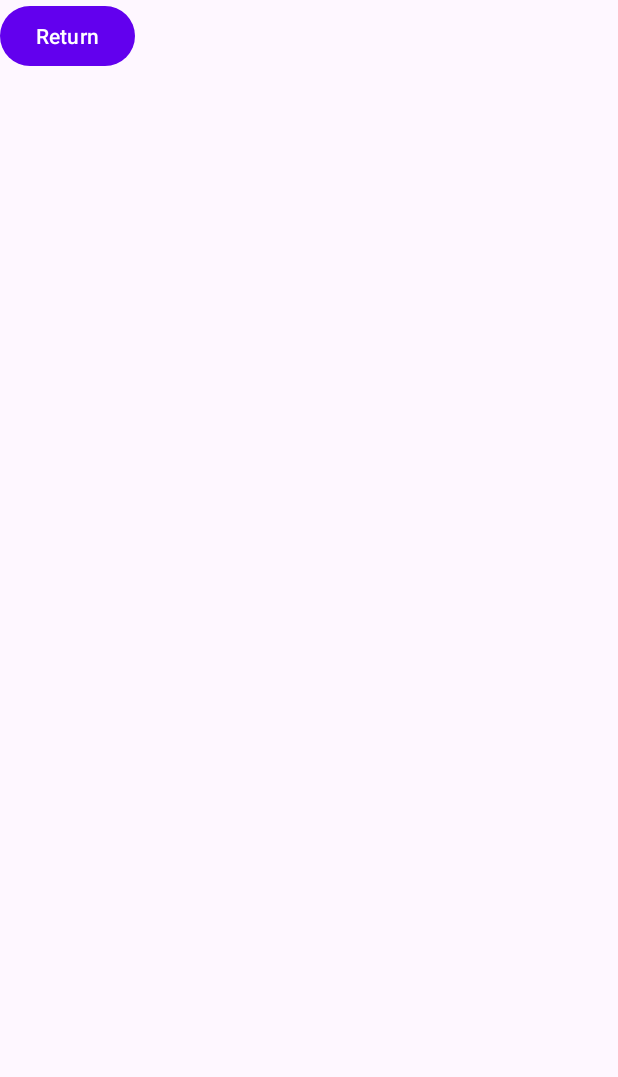
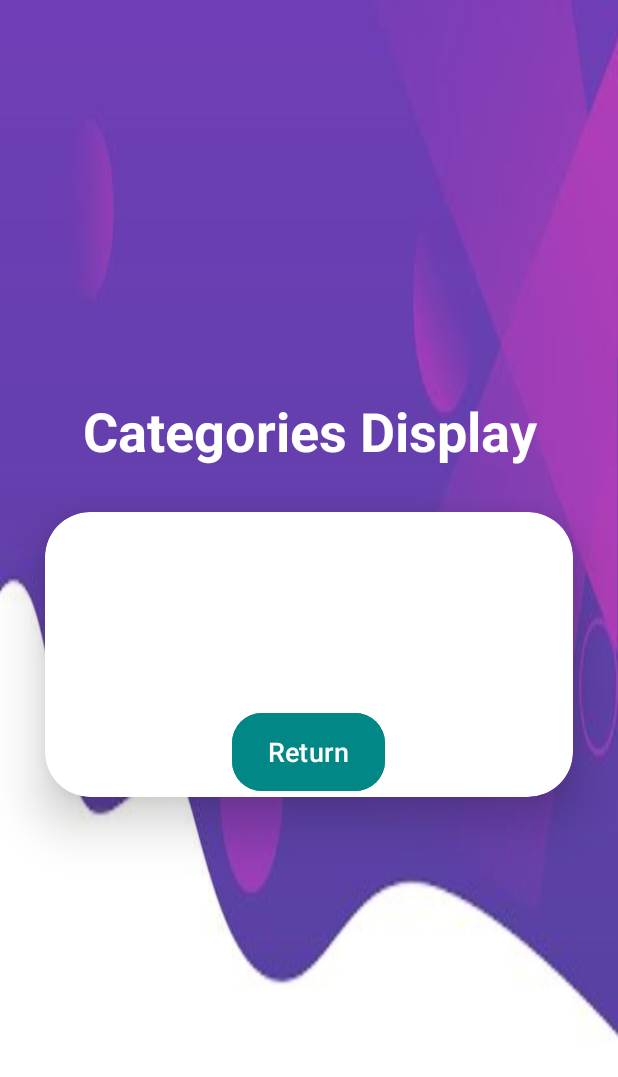
Before and after one commit to ST10083156/OPSC_POE_PART2, an Android app: the CategoriesDisplay screen opened directly, with no data from a screen before it, on a phone screen of 412 x 824 dp. Shown: the top 1077 px of the screen. Run offline under Robolectric (Android 15) with nearby library versions, the phone set to English and light mode, and no system bars.

Commit message:
Updated UI Screens

```diff
--- a/app/src/main/res/layout/activity_categories_display.xml
+++ b/app/src/main/res/layout/activity_categories_display.xml
@@ -6,15 +6,47 @@
     android:layout_width="match_parent"
     android:layout_height="match_parent"
     tools:context=".CategoriesDisplay"
-    android:orientation="vertical">
-<LinearLayout
-    android:id="@+id/categoryContainer"
     android:orientation="vertical"
-    android:layout_width="match_parent"
-    android:layout_height="wrap_content"></LinearLayout>
+    android:gravity="center"
+    android:background="@drawable/profile">
+
+    <TextView
+        android:id="@+id/categoriesDisplayTV"
+        android:layout_width="match_parent"
+        android:layout_height="wrap_content"
+        android:text="Categories Display"
+        android:textAlignment="center"
+        android:textColor="@color/white"
+        android:textSize="36sp"
+        android:textStyle="bold"
+        />
+
+    <androidx.cardview.widget.CardView
+        android:layout_width="match_parent"
+        android:layout_height="wrap_content"
+        android:layout_margin="30dp"
+        app:cardCornerRadius="30dp"
+        app:cardElevation="20dp">
+
+    <LinearLayout
+        android:id="@+id/categoryContainer"
+        android:orientation="vertical"
+        android:layout_width="match_parent"
+        android:layout_height="wrap_content">
+
+    </LinearLayout>
+
     <Button
         android:id="@+id/returnBtn"
         android:layout_width="wrap_content"
-        android:layout_height="wrap_content"
-        android:text="Return"/>
+        android:layout_height="60dp"
+        android:text="Return"
+        android:layout_marginTop="130dp"
+        android:backgroundTint="@color/teal_700"
+        android:textSize="18sp"
+        app:cornerRadius="20dp"
+        android:layout_gravity="center_horizontal"/>
+
+    </androidx.cardview.widget.CardView>
+
 </LinearLayout>
```
